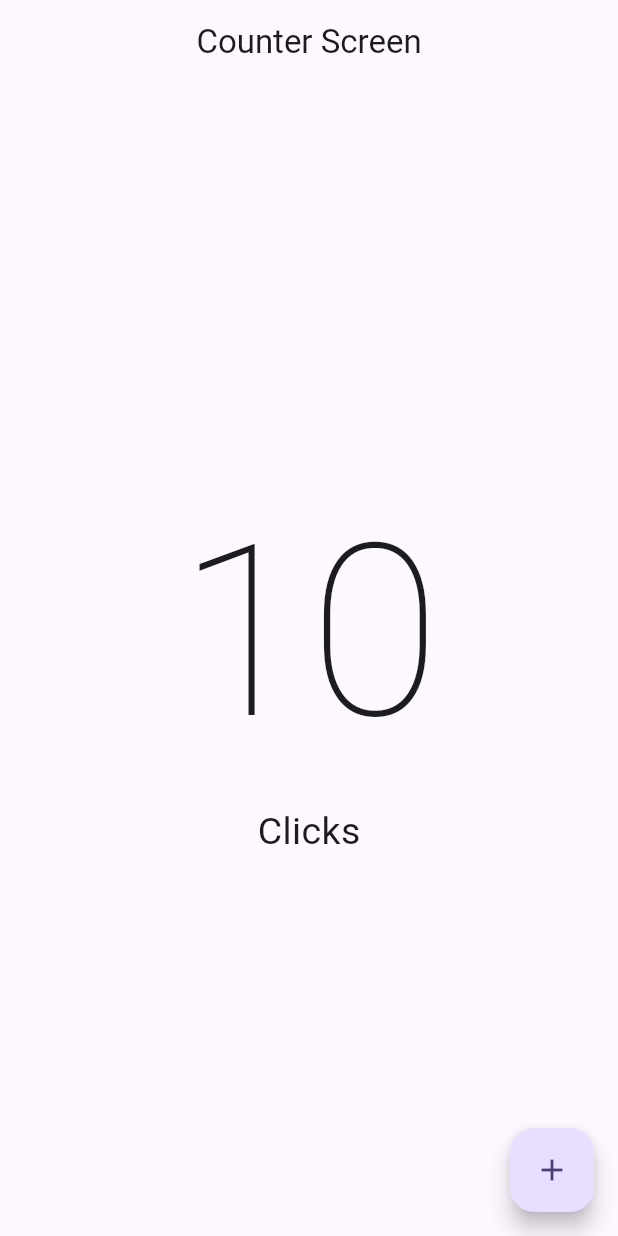
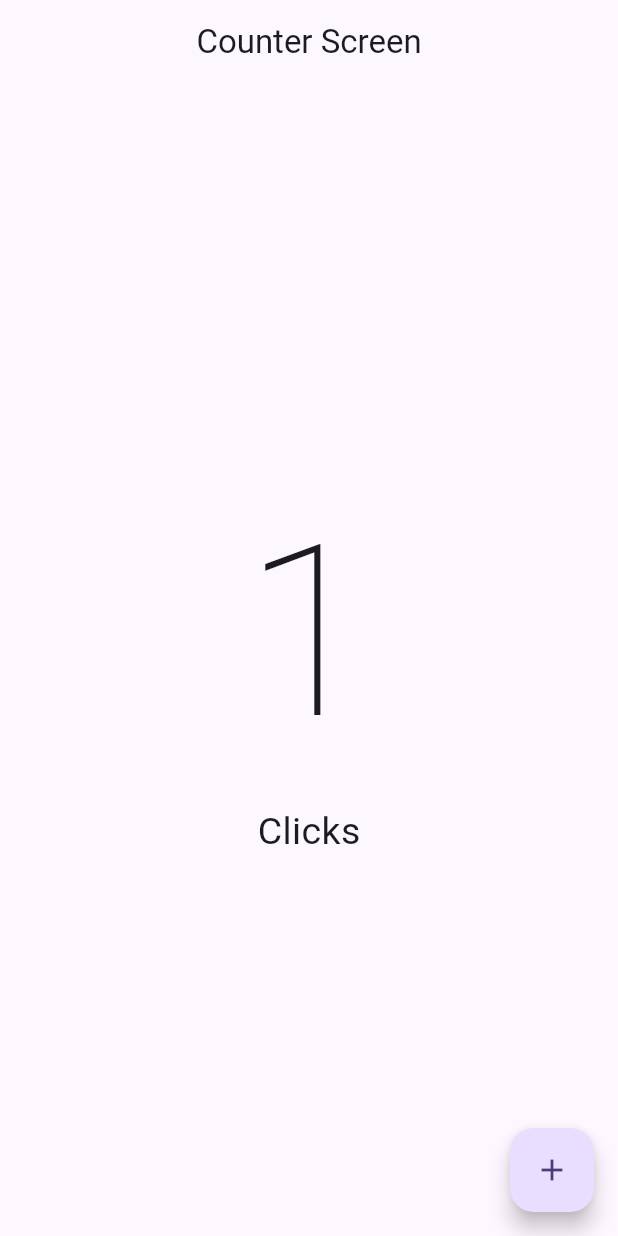
Before and after one commit to devferx/fl-counter-app, a Flutter app: the screen it shows after launch, after a tap on the "add" icon, on a phone screen of 412 x 824 dp. Run offline on Flutter 3.47's test engine with Material 2 defaults, Android fonts, the phone set to English and light mode, and no system bars.

Commit message:
feature: add counter

```diff
--- a/lib/presentation/screens/counter/counter_screen.dart
+++ b/lib/presentation/screens/counter/counter_screen.dart
@@ -1,7 +1,14 @@
 import 'package:flutter/material.dart';
 
-class CounterScreen extends StatelessWidget {
+class CounterScreen extends StatefulWidget {
   const CounterScreen({super.key});
+
+  @override
+  State<CounterScreen> createState() => _CounterScreenState();
+}
+
+class _CounterScreenState extends State<CounterScreen> {
+  int clickCounter = 0;
 
   @override
   Widget build(BuildContext context) {
@@ -10,20 +17,30 @@ class CounterScreen extends StatelessWidget {
         title: const Text('Counter Screen'),
         centerTitle: true,
       ),
-      body: const Center(
+      body: Center(
         child: Column(
           mainAxisAlignment: MainAxisAlignment.center,
           children: [
             Text(
-              '10',
-              style: TextStyle(fontSize: 160, fontWeight: FontWeight.w100),
+              '$clickCounter',
+              style: const TextStyle(
+                fontSize: 160,
+                fontWeight: FontWeight.w100,
+              ),
             ),
-            Text('Clicks', style: TextStyle(fontSize: 25)),
+            const Text(
+              'Clicks',
+              style: TextStyle(fontSize: 25),
+            ),
           ],
         ),
       ),
       floatingActionButton: FloatingActionButton(
-        onPressed: () {},
+        onPressed: () {
+          setState(() {
+            clickCounter += 1;
+          });
+        },
         child: const Icon(Icons.add),
       ),
     );
```
